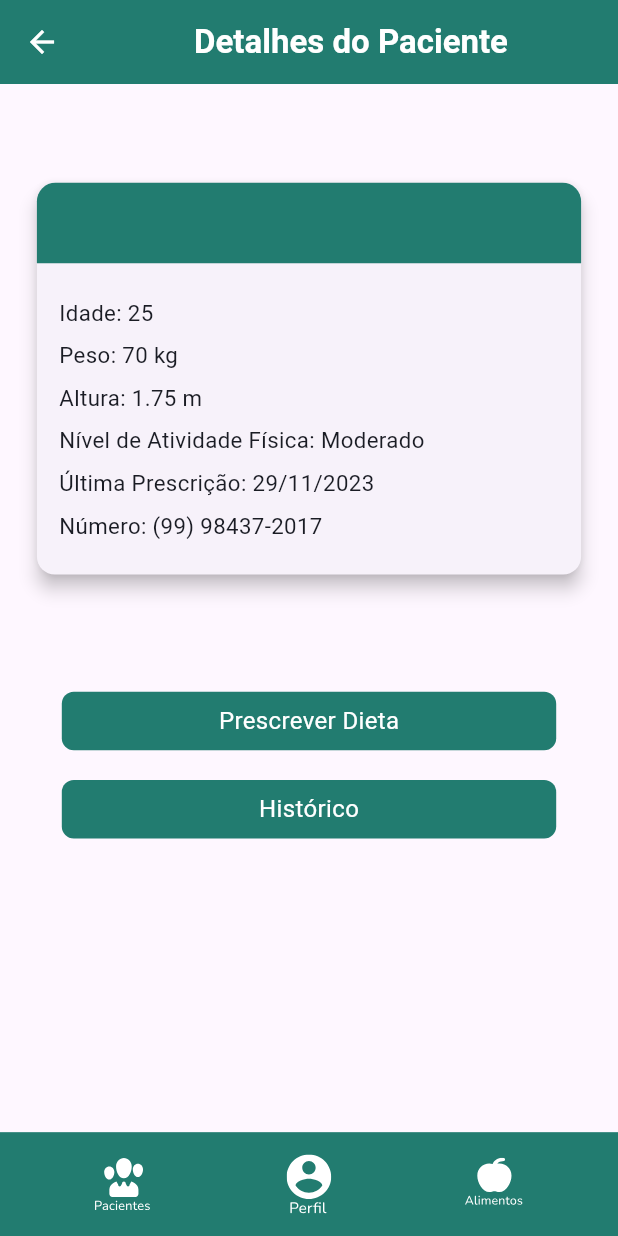
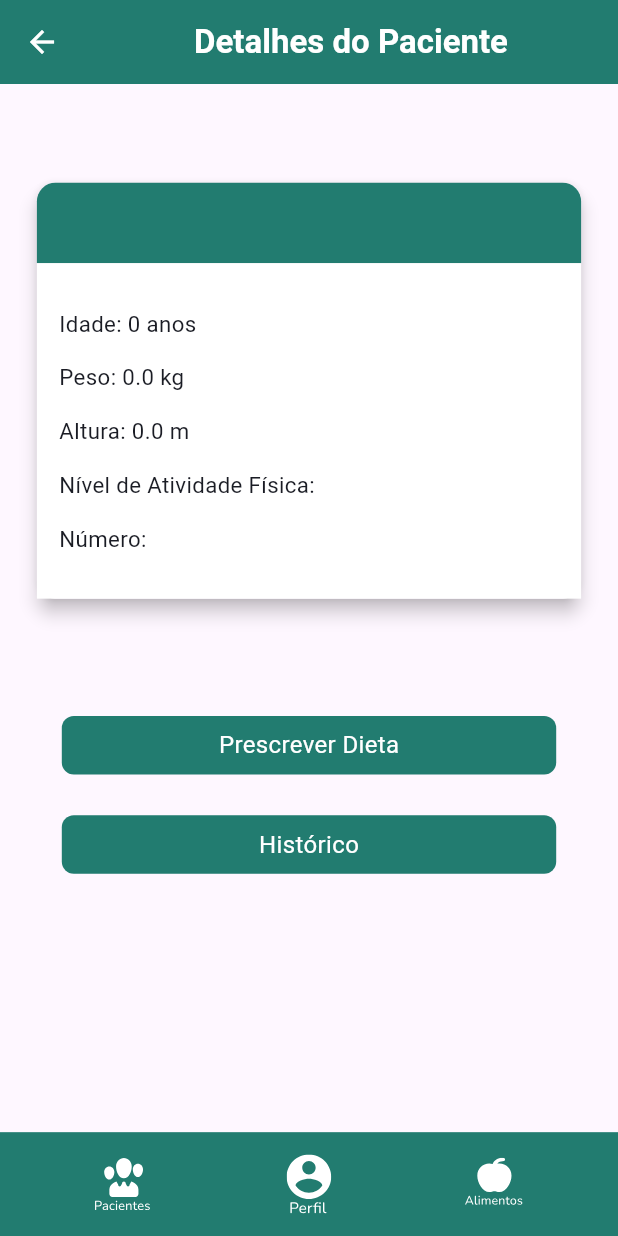
Before and after one commit to WandersoNoleto/NutriGuard, a Flutter app: the PacientDetailsPage screen opened directly with empty values, on a phone screen of 412 x 824 dp. Run offline on Flutter 3.47's test engine with Material 3 defaults, Android fonts, the phone set to English and light mode, and no system bars; our stand-ins replace cloud_firestore, firebase_auth, firebase_core, flutter_svg; accounts and stored records are empty.

Commit message:
(#002) interface adjustments

```diff
--- a/lib/screens/historyPage.dart
+++ b/lib/screens/historyPage.dart
@@ -19,12 +19,12 @@ class PrescriptionHistoryPage extends StatelessWidget {
             'Histórico',
             style: TextStyle(
               fontWeight: FontWeight.bold,
-              color: Colors.white, // Texto em branco
+              color: Colors.white,
             ),
           ),
         ),
         leading: IconButton(
-          icon: const Icon(Icons.arrow_back, color: Colors.white), // Ícone em branco
+          icon: const Icon(Icons.arrow_back, color: Colors.white),
           onPressed: () {
             Navigator.pop(context);
           },
--- a/lib/screens/pacientDetail.dart
+++ b/lib/screens/pacientDetail.dart
@@ -3,17 +3,25 @@ import 'package:nutri_guard/colors/colors.dart';
 import 'package:nutri_guard/widgets/customActionButton.dart';
 import 'package:nutri_guard/widgets/navbar.dart';
 import 'package:nutri_guard/screens/historyPage.dart';
+import 'package:cloud_firestore/cloud_firestore.dart';
 
 class PacientDetailsPage extends StatelessWidget {
-  final String patientName;
+  final QueryDocumentSnapshot<Object?> pacientSnapshot;
 
-  // Construtor que recebe o nome do paciente
-  const PacientDetailsPage({Key? key, required this.patientName}) : super(key: key);
+  const PacientDetailsPage({Key? key, required this.pacientSnapshot}) : super(key: key);
 
   @override
   Widget build(BuildContext context) {
+
+    String patientName = pacientSnapshot['name'];
+    int age            = pacientSnapshot['age'];
+    double weight = pacientSnapshot['weight'];
+    double height = pacientSnapshot['height'];
+    String activityLevel = pacientSnapshot['activityLevel'];
+    String phoneNumber   = pacientSnapshot['phoneNumber'];
+
     double screenHeight = MediaQuery.of(context).size.height;
-    double screenWidth = MediaQuery.of(context).size.width;
+    double screenWidth  = MediaQuery.of(context).size.width;
 
     return Scaffold(
       appBar: AppBar(
@@ -23,7 +31,7 @@ class PacientDetailsPage extends StatelessWidget {
             'Detalhes do Paciente',
             style: TextStyle(
               fontWeight: FontWeight.bold,
-              color: Colors.white, // Texto em branco
+              color: Colors.white,
             ),
           ),
         ),
@@ -54,7 +62,7 @@ class PacientDetailsPage extends StatelessWidget {
                         topRight: Radius.circular(screenHeight * 0.015),
                       ),
                     ),
-                    padding: EdgeInsets.all(screenHeight * 0.018), //
+                    padding: EdgeInsets.all(screenHeight * 0.018),
                     child: Center(
                       child: Text(
                         patientName,
@@ -67,25 +75,24 @@ class PacientDetailsPage extends StatelessWidget {
                     ),
                   ),
 
-                  // Parte abaixo da linha
-                  Padding(
+                  Container(
+                    width: double.infinity,
                     padding: EdgeInsets.all(screenHeight * 0.018),
+                    color: Colors.white,
                     child: Column(
                       crossAxisAlignment: CrossAxisAlignment.start,
                       children: [
-                        SizedBox(height: screenHeight * 0.009),
-                        Text('Idade: 25', style: TextStyle(fontSize: screenHeight * 0.018, fontWeight: FontWeight.w400, color: AppColors.textColor)),
-                        SizedBox(height: screenHeight * 0.009),
-                        Text('Peso: 70 kg', style: TextStyle(fontSize: screenHeight * 0.018, fontWeight: FontWeight.w400, color: AppColors.textColor)),
-                        SizedBox(height: screenHeight * 0.009),
-                        Text('Altura: 1.75 m', style: TextStyle(fontSize: screenHeight * 0.018, fontWeight: FontWeight.w400, color: AppColors.textColor)),
-                        SizedBox(height: screenHeight * 0.009),
-                        Text('Nível de Atividade Física: Moderado', style: TextStyle(fontSize: screenHeight * 0.018, fontWeight: FontWeight.w400, color: AppColors.textColor)),
-                        SizedBox(height: screenHeight * 0.009),
-                        Text('Última Prescrição: 29/11/2023', style: TextStyle(fontSize: screenHeight * 0.018, fontWeight: FontWeight.w400, color: AppColors.textColor)),
-                        SizedBox(height: screenHeight * 0.009),
-                        Text('Número: (99) 98437-2017', style: TextStyle(fontSize: screenHeight * 0.018, fontWeight: FontWeight.w400, color: AppColors.textColor)),
-                        SizedBox(height: screenHeight * 0.009),
+                        SizedBox(height: screenHeight * 0.018),
+                        Text('Idade: $age anos', style: TextStyle(fontSize: screenHeight * 0.018, fontWeight: FontWeight.w400, color: AppColors.textColor)),
+                        SizedBox(height: screenHeight * 0.018),
+                        Text('Peso: $weight kg', style: TextStyle(fontSize: screenHeight * 0.018, fontWeight: FontWeight.w400, color: AppColors.textColor)),
+                        SizedBox(height: screenHeight * 0.018),
+                        Text('Altura: $height m', style: TextStyle(fontSize: screenHeight * 0.018, fontWeight: FontWeight.w400, color: AppColors.textColor)),
+                        SizedBox(height: screenHeight * 0.018),
+                        Text('Nível de Atividade Física: $activityLevel', style: TextStyle(fontSize: screenHeight * 0.018, fontWeight: FontWeight.w400, color: AppColors.textColor)),
+                        SizedBox(height: screenHeight * 0.018),
+                        Text('Número: $phoneNumber', style: TextStyle(fontSize: screenHeight * 0.018, fontWeight: FontWeight.w400, color: AppColors.textColor)),
+                        SizedBox(height: screenHeight * 0.018),
                       ],
                     ),
                   ),
@@ -107,7 +114,7 @@ class PacientDetailsPage extends StatelessWidget {
                   },
                 ),
               ),
-              SizedBox(height: screenHeight * 0.009),
+              SizedBox(height: screenHeight * 0.018),
               Padding(
                 padding: EdgeInsets.symmetric(horizontal: screenWidth * 0.1),
                 child: ActionButton(
--- a/lib/widgets/prescriptionItem.dart
+++ b/lib/widgets/prescriptionItem.dart
@@ -10,13 +10,14 @@ class PrescriptionItem extends StatelessWidget {
   @override
   Widget build(BuildContext context) {
     return Card(
+      color: AppColors.white,
       elevation: 5,
       child: ListTile(
         leading: const Icon(Icons.picture_as_pdf, color: AppColors.primaryGreen),
         title: Text(date),
         subtitle: Text(goal),
         onTap: () {
-          // Adicione a lógica para abrir o PDF
+
         },
       ),
     );
```
Also changed, not shown: lib/screens/homePage.dart (+27 -6 lines).
